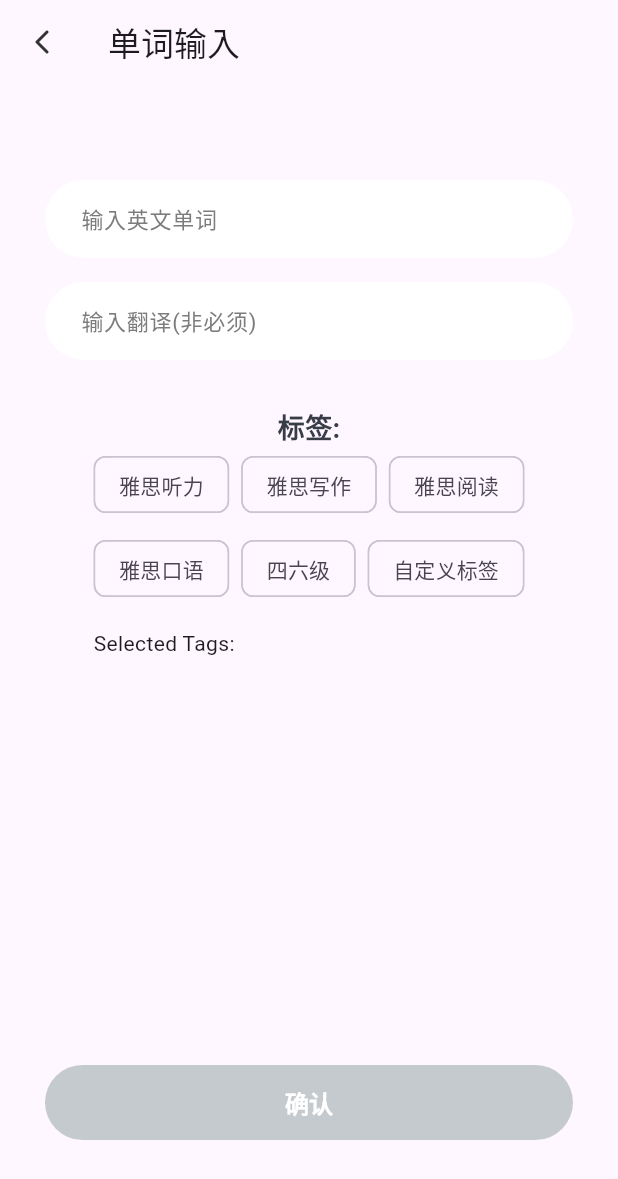
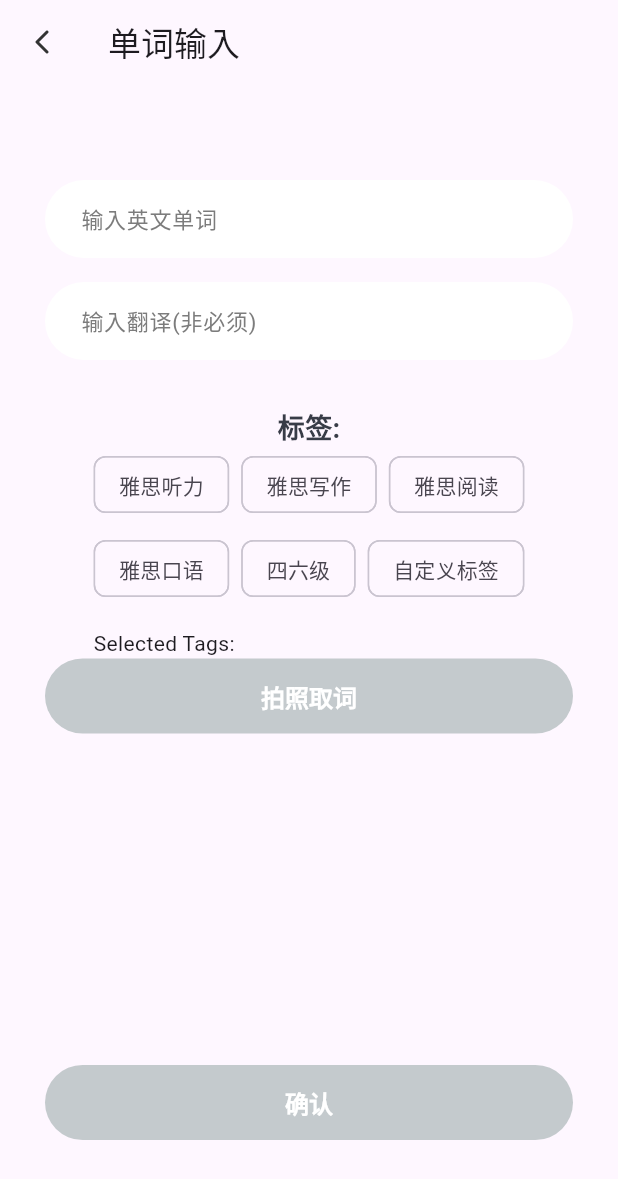
Before and after one commit to SpaceStar2016/vvwork, a Flutter app: the AddPage screen opened by its route, on a phone screen of 412 x 824 dp. Shown: the top 1179 px of the screen. Run offline on Flutter 3.47's test engine with Material 3 defaults, Android fonts, the phone set to English and light mode, and no system bars; our stand-ins replace card_swiper, drift, fluttertoast; missing offline and left inert: flutter_scalable_ocr; accounts and stored records are empty; generated files the repository leaves out were written again.

Commit message:
添加相机取词

```diff
--- a/lib/main.dart
+++ b/lib/main.dart
@@ -2,6 +2,7 @@ import 'package:flutter/material.dart';
 import 'package:vvword/page/add_view.dart';
 import 'package:vvword/cache/db_utils.dart';
 import 'package:vvword/page/add_page.dart';
+import 'package:vvword/page/ocr_page.dart';
 import 'package:vvword/page/recite_page.dart';
 import 'home_tabbar_vc.dart';
 
@@ -19,6 +20,7 @@ class MyApp extends StatelessWidget {
       home: const MyTabBarScreen(),
       routes: {
         '/addPage': (context) => AddPage(),
+        '/OcrPage': (context) => OcrPage(),
       },
     );
   }
--- a/lib/page/add_page.dart
+++ b/lib/page/add_page.dart
@@ -137,6 +137,26 @@ class _AddPageState extends State<AddPage> {
                       fontWeight: FontWeight.w600),
                 ),
                 const TagSelector(),
+                OutlinedButton(
+                  style: OutlinedButton.styleFrom(
+                    side: BorderSide.none,
+                    padding: EdgeInsets.zero,
+                    minimumSize: const Size(double.infinity, 50),
+                    shape: RoundedRectangleBorder(
+                        borderRadius: BorderRadius.circular(100)),
+                    foregroundColor: Colors.white,
+                    backgroundColor: _canConfirm() ? UIUtils.themeBlue : UIUtils.themeGrey,
+                    textStyle: const TextStyle(
+                        fontSize: 16, fontWeight: FontWeight.w600),
+                  ),
+                  onPressed: (){
+                    _showCamera();
+                  },
+                  child: const Text(
+                    "拍照取词",
+                    style: TextStyle(color: UIUtils.themeCharacterWhite),
+                  ),
+                ),
                 const Spacer(),
                 OutlinedButton(
                   style: OutlinedButton.styleFrom(
@@ -167,6 +187,10 @@ class _AddPageState extends State<AddPage> {
     );
   }
 
+  _showCamera() async {
+    Navigator.pushNamed(context, '/OcrPage');
+  }
+
   _confirmHandle() async {
     final vv = Vocabulary(
         word: _wordController.text, translation: _translationController.text);
--- a/pubspec.yaml
+++ b/pubspec.yaml
@@ -44,6 +44,7 @@ dependencies:
   path: ^1.8.3
   fluttertoast: ^8.2.4
   provider: ^6.1.1
+  flutter_scalable_ocr: ^2.0.0
 
 dev_dependencies:
   flutter_test:
```
Also changed, not shown: lib/page/ocr_page.dart (added, +39 -0 lines), pubspec.lock, 3 other files.
